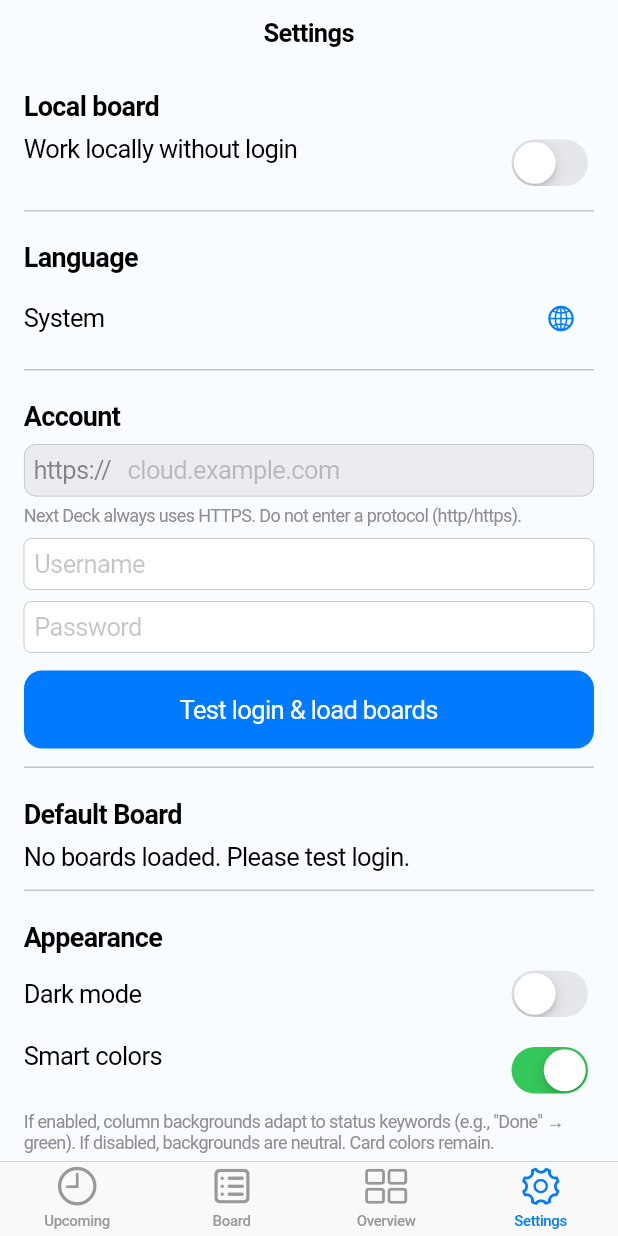
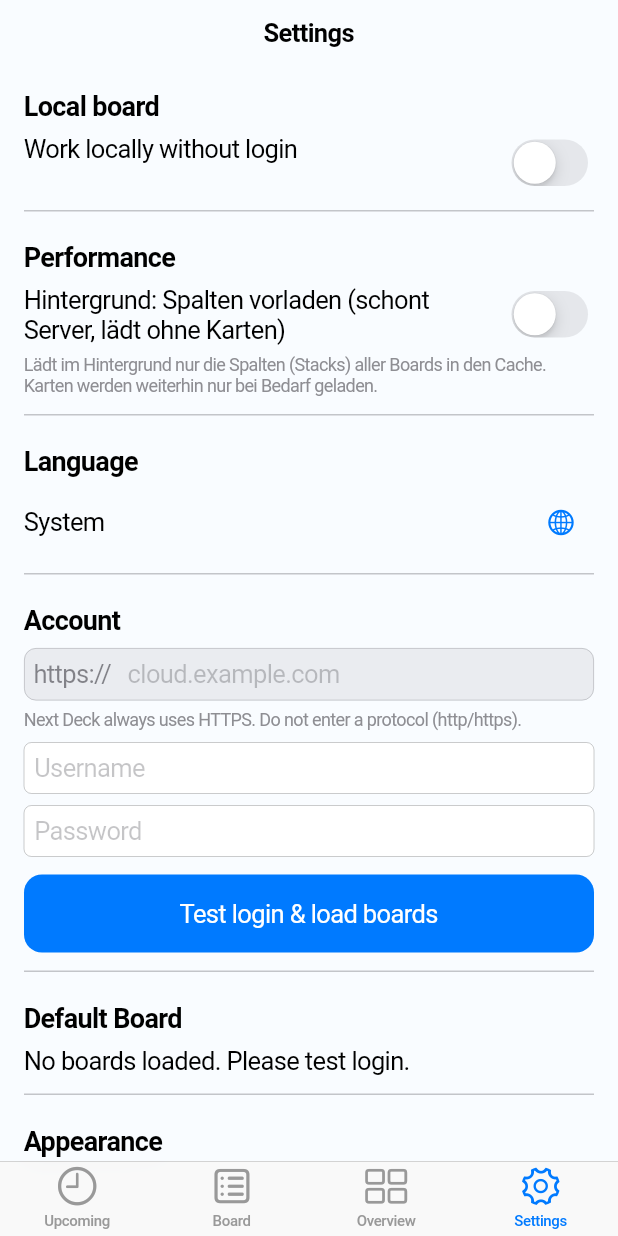
Before and after one commit to holger-dev/nextdeck, a Flutter app: the screen it shows after launch, on a phone screen of 412 x 824 dp. Run offline on Flutter 3.47's test engine with Material 3 defaults, Android fonts, the light colour scheme and no system bars; our stand-ins replace file_picker, flutter_markdown, flutter_secure_storage, hive, hive_flutter, share_plus; missing offline and left inert: markdown; accounts and stored records are empty.

Commit message:
feat: batching + settings + cache indicator\n\n- Batch stack card loads in groups of 3 for active board\n- Add settings toggle to enable background stacks preload\n- Show per-board cache indicator (stacks/cards) in overview

```diff
--- a/lib/pages/overview_page.dart
+++ b/lib/pages/overview_page.dart
@@ -324,6 +324,10 @@ class _BoardSummary extends StatelessWidget {
       }
     }
 
+    // Cache indicator: stacks/cards loaded
+    final hasStacks = cols.isNotEmpty;
+    final hasAnyCards = hasStacks && cols.any((c) => c.cards.isNotEmpty);
+
     // Use Nextcloud board color when available; fallback to app palette
     final b = app.boards.firstWhere((x) => x.id == boardId, orElse: () => Board(id: boardId, title: title));
     final strong = AppTheme.boardColorFrom(b.color) ?? AppTheme.boardStrongColor(index);
@@ -412,6 +416,12 @@ class _BoardSummary extends StatelessWidget {
                         _StatChip(icon: CupertinoIcons.list_bullet, label: L10n.of(context).cardsLabel, value: cards.toString()),
                         _StatChip(icon: CupertinoIcons.time, label: L10n.of(context).dueSoonLabel, value: dueSoon.toString(), color: CupertinoColors.activeOrange, emphasize: true),
                         _StatChip(icon: CupertinoIcons.exclamationmark_triangle, label: L10n.of(context).overdueLabel, value: overdue.toString(), color: CupertinoColors.destructiveRed),
+                        _StatChip(
+                          icon: CupertinoIcons.cloud_download,
+                          label: 'Cache',
+                          value: hasAnyCards ? 'Karten' : (hasStacks ? 'Spalten' : '—'),
+                          color: hasAnyCards ? CupertinoColors.activeGreen : (hasStacks ? CupertinoColors.activeBlue : CupertinoColors.systemGrey),
+                        ),
                         if (app.boardMemberCount(boardId) != null)
                           _StatChip(icon: CupertinoIcons.person_2, label: L10n.of(context).membersLabel, value: app.boardMemberCount(boardId)!.toString(), color: CupertinoColors.activeGreen),
                       ],
--- a/lib/pages/settings_page.dart
+++ b/lib/pages/settings_page.dart
@@ -191,6 +191,24 @@ class _SettingsPageState extends State<SettingsPage> {
                 ),
               ],
             ),
+            const SizedBox(height: 12),
+            const _Divider(),
+            const SizedBox(height: 20),
+            // Performance
+            Text('Performance', style: const TextStyle(fontSize: 18, fontWeight: FontWeight.w600)),
+            const SizedBox(height: 8),
+            Row(
+              crossAxisAlignment: CrossAxisAlignment.start,
+              children: [
+                const Expanded(child: Text('Hintergrund: Spalten vorladen (schont Server, lädt ohne Karten)')),
+                CupertinoSwitch(
+                  value: app.backgroundPreload,
+                  onChanged: (v) => app.setBackgroundPreload(v),
+                ),
+              ],
+            ),
+            const SizedBox(height: 6),
+            const Text('Lädt im Hintergrund nur die Spalten (Stacks) aller Boards in den Cache. Karten werden weiterhin nur bei Bedarf geladen.', style: TextStyle(color: CupertinoColors.systemGrey, fontSize: 12)),
             const SizedBox(height: 12),
             const _Divider(),
             const SizedBox(height: 20),
```
Also changed, not shown: lib/state/app_state.dart (+23 -7 lines).
